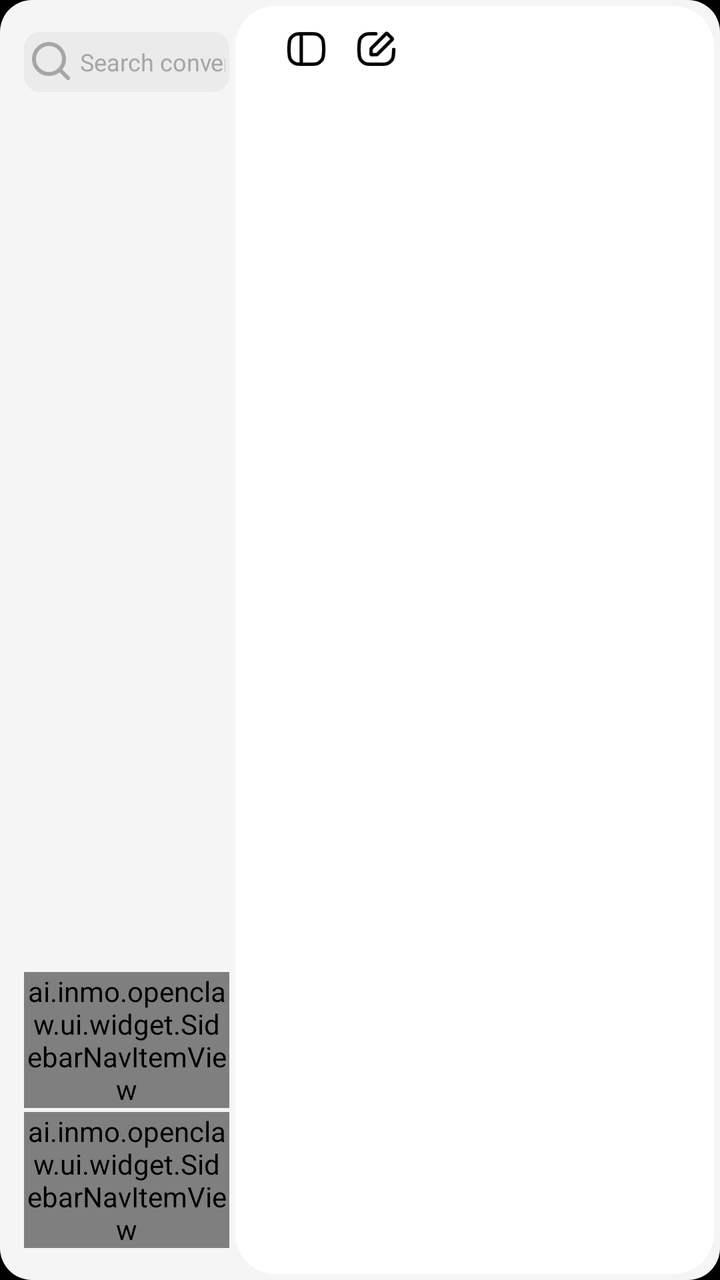
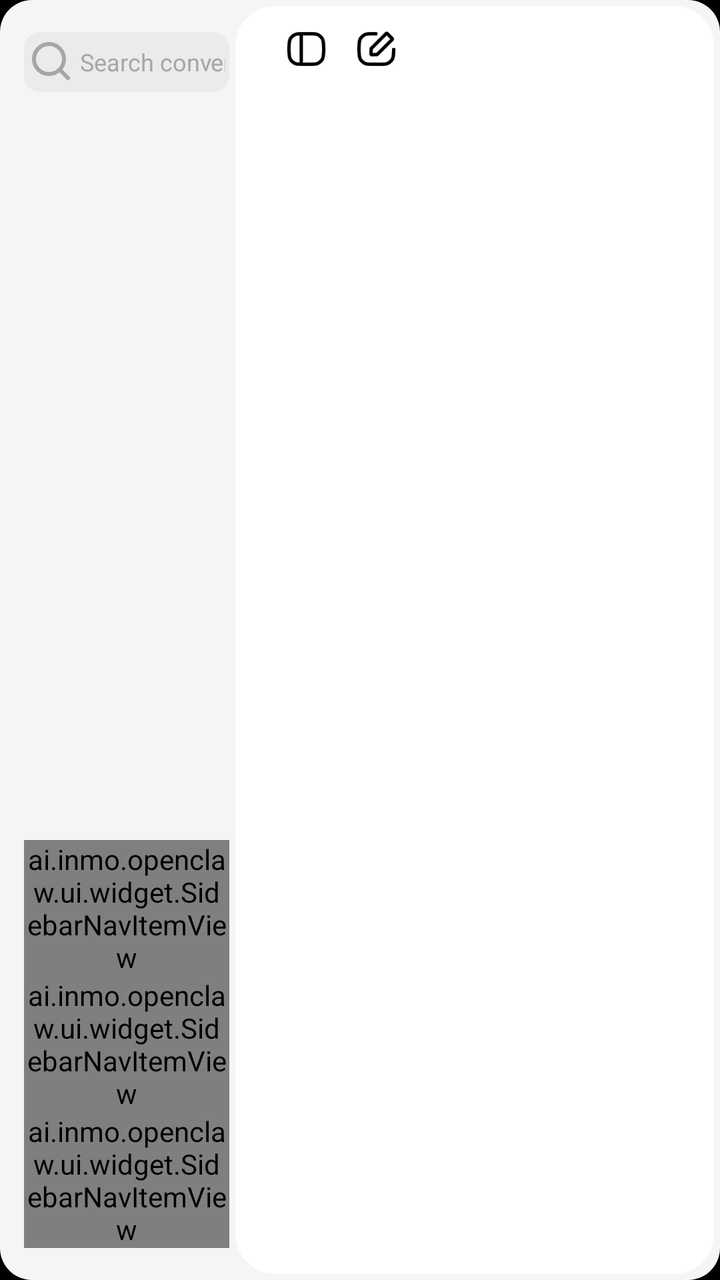

The first picture is an Android layout as it rendered before a commit; the second is the same layout after the commit. The layout source and the unified diff follow.
<!-- AndroidManifest.xml: application theme Theme.INMOClaw -->
<!-- res/layout/activity_shell.xml -->
<?xml version="1.0" encoding="utf-8"?>
<LinearLayout xmlns:android="http://schemas.android.com/apk/res/android"
    xmlns:app="http://schemas.android.com/apk/res-auto"
    android:id="@+id/shellRoot"
    android:layout_width="match_parent"
    android:layout_height="match_parent"
    android:background="@drawable/bg_shell_external"
    android:orientation="horizontal">

    <LinearLayout
        android:id="@+id/sidebarContainer"
        android:layout_width="0dp"
        android:layout_height="match_parent"
        android:layout_weight="1.2"
        android:orientation="vertical"
        android:paddingStart="12dp"
        android:paddingTop="16dp"
        android:paddingBottom="16dp">

        <TextView
            android:id="@+id/sidebarSearchInput"
            android:layout_width="match_parent"
            android:layout_height="30dp"
            android:background="@drawable/bg_shell_search_field"
            android:clickable="true"
            android:drawableStart="@drawable/ic_shell_search"
            android:drawablePadding="2dp"
            android:focusable="false"
            android:focusableInTouchMode="false"
            android:fontFamily="sans-serif"
            android:gravity="center_vertical"
            android:hint="@string/shell_search_hint"
            android:importantForAutofill="no"
            android:inputType="text"
            android:maxLines="1"
            android:paddingStart="2dp"
            android:paddingEnd="2dp"
            android:textColor="@color/text_primary"
            android:textColorHint="@color/sidebar_muted"
            android:textSize="12sp" />

        <TextView
            android:id="@+id/newChatButton"
            android:layout_width="match_parent"
            android:layout_height="wrap_content"
            android:visibility="gone"
            android:layout_marginTop="12dp"
            android:background="@drawable/bg_shell_new_chat"
            android:clickable="true"
            android:focusable="true"
            android:fontFamily="sans-serif-medium"
            android:gravity="center"
            android:minHeight="56dp"
            android:paddingStart="18dp"
            android:paddingTop="16dp"
            android:paddingEnd="18dp"
            android:paddingBottom="16dp"
            android:text="@string/chat_new"
            android:textColor="@color/text_primary"
            android:textSize="16sp" />

        <TextView
            android:layout_width="wrap_content"
            android:layout_height="wrap_content"
            android:layout_marginTop="20dp"
            android:visibility="gone"
            android:fontFamily="sans-serif-medium"
            android:text="@string/chat_sessions"
            android:textColor="@color/sidebar_muted"
            android:textSize="12sp"
            android:textStyle="bold" />

        <FrameLayout
            android:layout_width="match_parent"
            android:layout_height="0dp"
            android:layout_marginTop="12dp"
            android:layout_weight="1">

            <androidx.recyclerview.widget.RecyclerView
                android:id="@+id/sidebarSessionsRecycler"
                android:layout_width="match_parent"
                android:layout_height="match_parent"
                android:clipToPadding="false"
                android:paddingBottom="16dp" />

            <LinearLayout
                android:id="@+id/sidebarEmptyView"
                android:layout_width="match_parent"
                android:layout_height="match_parent"
                android:gravity="center"
                android:orientation="vertical"
                android:paddingStart="24dp"
                android:paddingEnd="24dp"
                android:visibility="gone">

                <ImageView
                    android:layout_width="40dp"
                    android:layout_height="40dp"
                    android:contentDescription="@null"
                    android:src="@drawable/ic_shell_empty_history" />

                <TextView
                    android:layout_width="wrap_content"
                    android:layout_height="wrap_content"
                    android:layout_marginTop="2dp"
                    android:fontFamily="sans-serif"
                    android:gravity="center"
                    android:text="@string/shell_session_empty"
                    android:textColor="@color/sidebar_muted"
                    android:textSize="10sp" />
            </LinearLayout>
        </FrameLayout>

        <LinearLayout
            android:layout_width="match_parent"
            android:layout_height="wrap_content"
            android:gravity="bottom"
            android:orientation="vertical">

            <ai.inmo.openclaw.ui.widget.SidebarNavItemView
                android:id="@+id/navIdeas"
                android:layout_width="match_parent"
                android:layout_height="wrap_content"
                app:navIcon="@drawable/ic_shell_ideas"
                app:navIconTint="@color/black"
                app:navText="@string/ideas_title" />









            <ai.inmo.openclaw.ui.widget.SidebarNavItemView
                android:id="@+id/navSetting"
                android:layout_width="match_parent"
                android:layout_height="wrap_content"
                android:layout_marginTop="2dp"
                app:navIcon="@drawable/ic_shell_setting"
                app:navIconTint="@color/black"
                app:navText="@string/settings_title" />
        </LinearLayout>
    </LinearLayout>


    <FrameLayout
        android:layout_width="0dp"
        android:layout_height="match_parent"
        android:layout_weight="2.5"
        android:layout_margin="3dp">

        <LinearLayout
            android:clipToOutline="true"
            android:layout_width="match_parent"
            android:layout_height="match_parent"
            android:background="@drawable/bg_chat_screen_surface"
            android:orientation="vertical">

            <LinearLayout
                android:id="@+id/chatHeader"
                android:layout_width="match_parent"
                android:layout_height="wrap_content"
                android:layout_marginHorizontal="18dp"
                android:layout_marginVertical="4dp"
                android:gravity="center_vertical"
                android:orientation="horizontal">

                <ImageButton
                    android:id="@+id/sidebarButton"
                    android:layout_width="35dp"
                    android:layout_height="35dp"
                    android:padding="4dp"
                    android:background="@drawable/bg_chat_icon_button"
                    android:contentDescription="@string/shell_open_sidebar"
                    android:scaleType="fitXY"
                    android:src="@drawable/ic_chat_sidebar"
                    app:tint="@color/black" />

                <ImageButton
                    android:id="@+id/newConversationButton"
                    android:layout_width="35dp"
                    android:layout_height="35dp"
                    android:padding="4dp"
                    android:background="@drawable/bg_chat_icon_button"
                    android:contentDescription="@string/chat_new"
                    android:scaleType="fitXY"
                    android:src="@drawable/ic_chat_new_conversation"
                    app:tint="@color/black" />

                <Space
                    android:layout_width="0dp"
                    android:layout_height="1dp"
                    android:layout_weight="1" />

                <LinearLayout
                    android:id="@+id/usageChip"
                    android:layout_width="wrap_content"
                    android:layout_height="40dp"
                    android:gravity="center_vertical"
                    android:orientation="horizontal"
                    android:paddingStart="12dp"
                    android:paddingEnd="14dp"
                    android:visibility="gone">

                    <ImageView
                        android:layout_width="24dp"
                        android:layout_height="24dp"
                        android:contentDescription="@null"
                        android:src="@drawable/ic_chat_data"
                        app:tint="@color/gray" />

                    <TextView
                        android:id="@+id/usageText"
                        android:layout_width="wrap_content"
                        android:layout_height="wrap_content"
                        android:layout_marginStart="8dp"
                        android:text="@string/chat_usage_hint"
                        android:textColor="@color/text_secondary"
                        android:textSize="13sp" />
                </LinearLayout>
            </LinearLayout>

            <androidx.fragment.app.FragmentContainerView
                android:id="@+id/shellFragmentContainer"
                android:layout_width="match_parent"
                android:layout_height="0dp"
                android:layout_weight="1" />









        </LinearLayout>

        <LinearLayout
            android:id="@+id/shellTopNotice"
            android:layout_width="wrap_content"
            android:layout_height="wrap_content"
            android:layout_gravity="top|center_horizontal"
            android:layout_marginTop="20dp"
            android:background="@drawable/bg_shell_top_notice"
            android:elevation="18dp"
            android:gravity="center"
            android:orientation="horizontal"
            android:paddingStart="20dp"
            android:paddingTop="10dp"
            android:paddingEnd="20dp"
            android:paddingBottom="10dp"
            android:visibility="gone">

            <ImageView
                android:layout_width="20dp"
                android:layout_height="20dp"
                android:contentDescription="@null"
                android:src="@drawable/ic_shell_notice_warning" />

            <TextView
                android:layout_width="wrap_content"
                android:layout_height="wrap_content"
                android:layout_marginStart="12dp"
                android:fontFamily="sans-serif"
                android:gravity="center"
                android:includeFontPadding="false"
                android:maxLines="1"
                android:text="@string/shell_top_notice_no_network"
                android:textColor="@color/black"
                android:textSize="16sp" />
        </LinearLayout>
    </FrameLayout>
</LinearLayout>
<!-- resources referenced by this layout -->
<resources>
  <color name="black">#FF000000</color>
  <color name="gray">#8C8C8C</color>
  <color name="sidebar_muted">#A6A6A6</color>
  <color name="text_primary">#111827</color>
  <color name="text_secondary">#6B7280</color>
  <!-- drawable bg_chat_icon_button (drawable) -->
  <?xml version="1.0" encoding="utf-8"?>
  <selector xmlns:android="http://schemas.android.com/apk/res/android">
      <item android:state_pressed="true">
          <shape>
              <solid android:color="@color/sidebar_selected" />
              <corners android:radius="16dp" />
          </shape>
      </item>
      <item>
          <shape>
              <solid android:color="@android:color/transparent" />
              <corners android:radius="16dp" />
          </shape>
      </item>
  </selector>
  <!-- drawable bg_chat_screen_surface (drawable) -->
  <?xml version="1.0" encoding="utf-8"?>
  <shape xmlns:android="http://schemas.android.com/apk/res/android">
      <solid android:color="@color/surface_card" />
      <corners android:radius="20dp" />
  </shape>
  <!-- drawable bg_shell_external (drawable) -->
  <?xml version="1.0" encoding="utf-8"?>
  <shape xmlns:android="http://schemas.android.com/apk/res/android"
      android:shape="rectangle">
      <corners android:radius="16dp" />
      <solid android:color="@color/surface_primary" />
  
  </shape>
  <!-- drawable bg_shell_search_field (drawable) -->
  <?xml version="1.0" encoding="utf-8"?>
  <shape xmlns:android="http://schemas.android.com/apk/res/android">
      <solid android:color="@color/sidebar_chip" />
      <corners android:radius="8dp" />
  </shape>
  <!-- drawable bg_shell_top_notice (drawable) -->
  <?xml version="1.0" encoding="utf-8"?>
  <shape xmlns:android="http://schemas.android.com/apk/res/android"
      android:shape="rectangle">
      <solid android:color="@color/white" />
      <corners android:radius="16dp" />
      <stroke
          android:width="1dp"
          android:color="#29000000" />
  </shape>
  <string name="chat_new">New Chat</string>
  <string name="chat_sessions">Conversations</string>
  <string name="chat_usage_hint">Used %1$s, %2$s%% remaining</string>
  <string name="ideas_title">Ideas</string>
  <string name="settings_title">Settings</string>
  <string name="shell_open_sidebar">Open sidebar</string>
  <string name="shell_search_hint">Search conversations</string>
  <string name="shell_session_empty">No history dialogues available</string>
  <string name="shell_top_notice_no_network">无网络，请检查连接</string>
  <style name="Theme.INMOClaw" parent="Base.Theme.INMOClaw" />
  <color name="sidebar_selected">#04000000</color>
  <color name="surface_card">#FFFFFFFF</color>
  <color name="surface_primary">#F5F5F5</color>
  <color name="sidebar_pressed">#16000000</color>
  <color name="sidebar_chip">#0A000000</color>
  <color name="stroke_soft">#D6DCE7</color>
  <color name="white">#FFFFFFFF</color>
  <style name="Base.Theme.INMOClaw" parent="Theme.Material3.DayNight.NoActionBar">
          
          <item name="android:defaultFocusHighlightEnabled" tools:targetApi="o">false</item>
          <item name="android:statusBarColor">@android:color/transparent</item>
          <item name="android:windowLightStatusBar">false</item>
          <item name="colorPrimary">@color/brand_primary</item>
          <item name="android:colorBackground">@color/black</item>
          <item name="android:windowBackground">@color/black</item>
      </style>
  <color name="brand_primary">#3978F3</color>
  <!-- unchanged entries left out for length: 9 -->
</resources>

<!-- the commit's change to res/layout/activity_shell.xml (unified diff, before → after) -->
@@ -125,6 +125,14 @@
                 app:navIconTint="@color/black"
                 app:navText="@string/ideas_title" />
 
+            <ai.inmo.openclaw.ui.widget.SidebarNavItemView
+                android:id="@+id/navAgentclawDocs"
+                android:layout_width="match_parent"
+                android:layout_height="wrap_content"
+                app:navIcon="@mipmap/file"
+                app:navIconTint="@color/black"
+                app:navText="@string/agentclaw_docs_title" />
+
 
 
 
@@ -137,7 +145,6 @@
                 android:id="@+id/navSetting"
                 android:layout_width="match_parent"
                 android:layout_height="wrap_content"
-                android:layout_marginTop="2dp"
                 app:navIcon="@drawable/ic_shell_setting"
                 app:navIconTint="@color/black"
                 app:navText="@string/settings_title" />
<!-- resource entries referenced after the edit -->
@@ -51,6 +51,8 @@
           android:width="1dp"
           android:color="#29000000" />
   </shape>
+  <!-- mipmap file: png bitmap (mipmap-xhdpi, 1946 bytes) -->
+  <string name="agentclaw_docs_title">claw docs</string>
   <string name="chat_new">New Chat</string>
   <string name="chat_sessions">Conversations</string>
   <string name="chat_usage_hint">Used %1$s, %2$s%% remaining</string>
